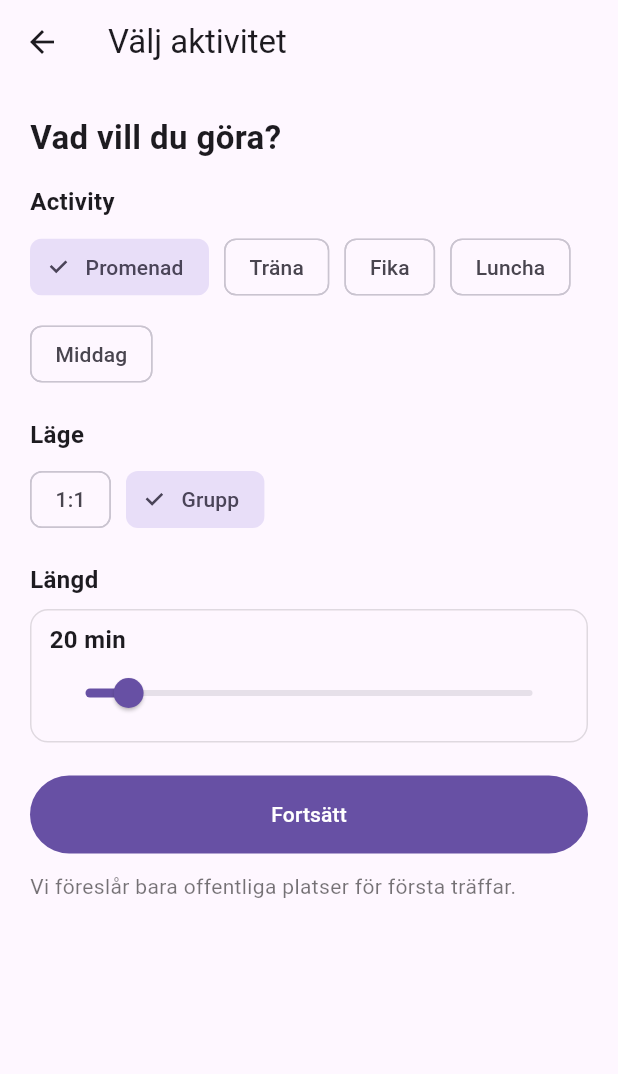
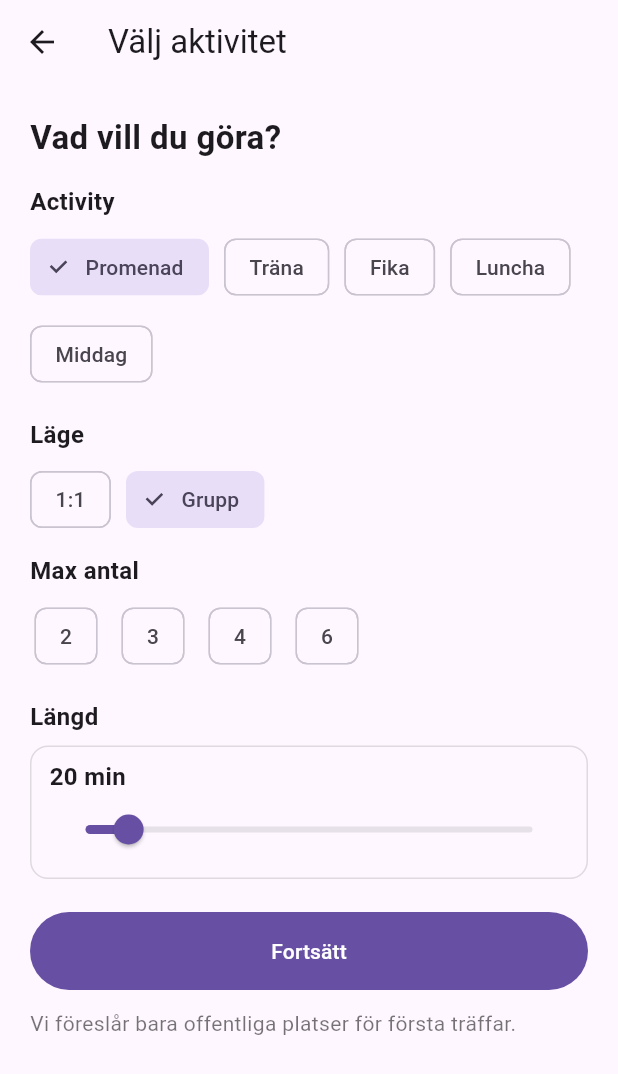
Before and after one commit to robertfrost74/not-alone, a Flutter app: the RequestScreen screen opened by its route, after a tap on "Grupp", on a phone screen of 412 x 824 dp. Shown: the top 1074 px of the screen. Run offline on Flutter 3.47's test engine with Material 3 defaults, Android fonts, the phone set to English and light mode, and no system bars; our stand-ins replace supabase_flutter; accounts and stored records are empty.

Commit message:
Require max participants for group invites

```diff
--- a/lib/screens/match_screen.dart
+++ b/lib/screens/match_screen.dart
@@ -10,6 +10,7 @@ class MatchScreen extends StatefulWidget {
   final int selectedDuration;
   final String selectedMode;
   final String selectedEnergy;
+  final int? selectedMaxParticipants;
 
   const MatchScreen({
     super.key,
@@ -18,6 +19,7 @@ class MatchScreen extends StatefulWidget {
     required this.selectedDuration,
     required this.selectedMode,
     required this.selectedEnergy,
+    required this.selectedMaxParticipants,
   });
 
   @override
@@ -158,6 +160,7 @@ class _MatchScreenState extends State<MatchScreen> {
       'host_user_id': userId,
       'activity': activity,
       'mode': widget.selectedMode,
+      'max_participants': widget.selectedMode == 'group' ? widget.selectedMaxParticipants : null,
       'energy': widget.selectedEnergy,
       'talk_level': 'low',
       'duration': duration,
--- a/lib/screens/request_screen.dart
+++ b/lib/screens/request_screen.dart
@@ -16,6 +16,7 @@ class RequestScreen extends StatefulWidget {
 class _RequestScreenState extends State<RequestScreen> {
   String _activity = 'walk';
   String _mode = 'one_to_one';
+  int? _maxParticipants;
   double _durationMin = 20;
   bool _loading = false;
 
@@ -28,6 +29,12 @@ class _RequestScreenState extends State<RequestScreen> {
     if (user == null) {
       ScaffoldMessenger.of(context).showSnackBar(
         SnackBar(content: Text(isSv ? 'Inte inloggad' : 'Not signed in')),
+      );
+      return;
+    }
+    if (_mode == 'group' && _maxParticipants == null) {
+      ScaffoldMessenger.of(context).showSnackBar(
+        SnackBar(content: Text(isSv ? 'Välj max antal för grupp' : 'Pick max participants for group')),
       );
       return;
     }
@@ -55,6 +62,7 @@ class _RequestScreenState extends State<RequestScreen> {
             selectedDuration: _durationMin.round(),
             selectedMode: _mode,
             selectedEnergy: widget.energy,
+            selectedMaxParticipants: _maxParticipants,
           ),
         ),
       );
@@ -112,8 +120,27 @@ class _RequestScreenState extends State<RequestScreen> {
                 _ChoiceOption(value: 'group', label: _t('Group', 'Grupp')),
               ],
               selected: _mode,
-              onChanged: (v) => setState(() => _mode = v),
+              onChanged: (v) => setState(() {
+                _mode = v;
+                if (_mode != 'group') _maxParticipants = null;
+              }),
             ),
+
+            if (_mode == 'group') ...[
+              const SizedBox(height: 12),
+              _Segment(title: _t('Max participants', 'Max antal')),
+              const SizedBox(height: 8),
+              _ChoiceRow(
+                options: const [
+                  _ChoiceOption(value: '2', label: '2'),
+                  _ChoiceOption(value: '3', label: '3'),
+                  _ChoiceOption(value: '4', label: '4'),
+                  _ChoiceOption(value: '6', label: '6'),
+                ],
+                selected: (_maxParticipants ?? '').toString(),
+                onChanged: (v) => setState(() => _maxParticipants = int.parse(v)),
+              ),
+            ],
 
             const SizedBox(height: 18),
 
```
Also changed, not shown: lib/screens/create_invite_screen.dart (+27 -1 lines), lib/screens/invites_screen.dart (+7 -2 lines), 1 other file.
